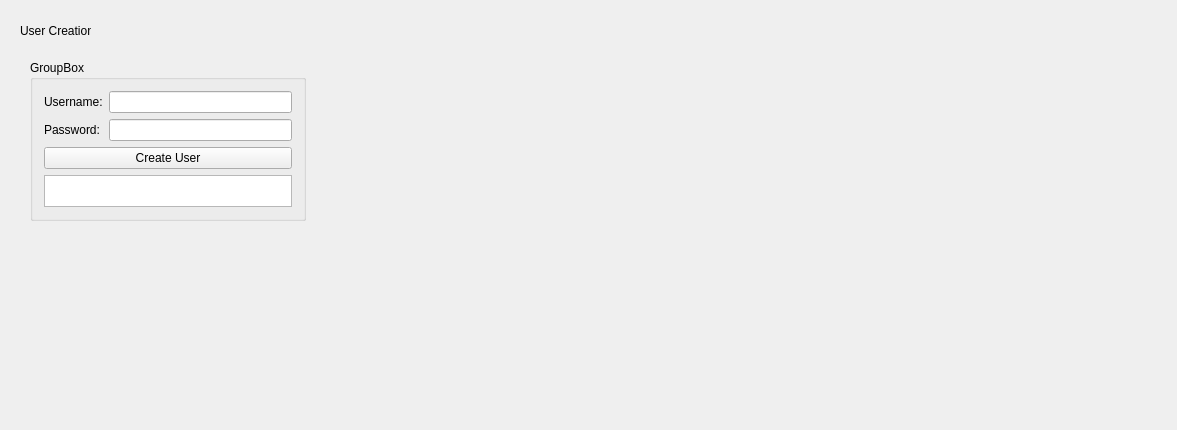
Old version of the form NetworkRequest/apiform.ui in the repository CodexVII/Qt.
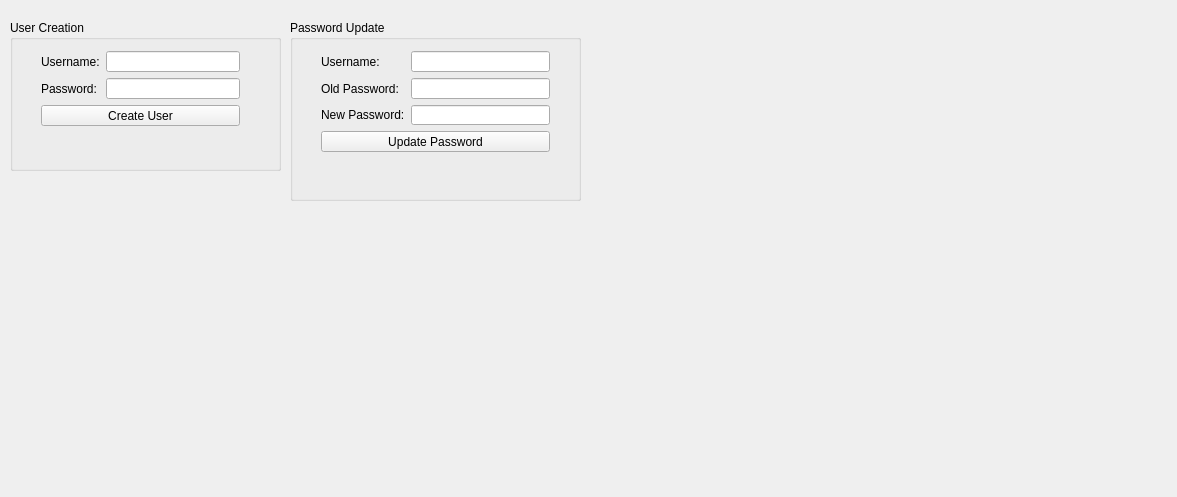
New version of the form.

Commit message:
Password Update form implemented
Same method as user creation

Diff of the .ui file:
```diff
--- a/NetworkRequest/apiform.ui
+++ b/NetworkRequest/apiform.ui
@@ -7,40 +7,35 @@
     <x>0</x>
     <y>0</y>
     <width>1177</width>
-    <height>430</height>
+    <height>497</height>
    </rect>
   </property>
   <property name="windowTitle">
    <string>ApiForm</string>
   </property>
-  <widget class="QLabel" name="label">
-   <property name="geometry">
-    <rect>
-     <x>20</x>
-     <y>20</y>
-     <width>71</width>
-     <height>21</height>
-    </rect>
-   </property>
-   <property name="text">
-    <string>User Creation</string>
-   </property>
-   <property name="scaledContents">
-    <bool>true</bool>
-   </property>
-  </widget>
   <widget class="QGroupBox" name="groupBox">
    <property name="geometry">
     <rect>
-     <x>30</x>
-     <y>60</y>
-     <width>276</width>
-     <height>161</height>
+     <x>10</x>
+     <y>20</y>
+     <width>271</width>
+     <height>151</height>
     </rect>
    </property>
    <property name="title">
-    <string>GroupBox</string>
+    <string>User Creation</string>
    </property>
+   <widget class="QWidget" name="">
+    <property name="geometry">
+     <rect>
+      <x>20</x>
+      <y>20</y>
+      <width>221</width>
+      <height>117</height>
+     </rect>
+    </property>
+    <layout class="QVBoxLayout" name="verticalLayout">
+     <item>
    <layout class="QFormLayout" name="formLayout">
     <item row="0" column="0">
      <widget class="QLabel" name="label_2">
@@ -80,10 +75,98 @@
       </property>
      </widget>
     </item>
+      </layout>
+     </item>
+     <item>
+      <widget class="QLabel" name="createUser_output">
+       <property name="text">
+        <string/>
+       </property>
+      </widget>
+     </item>
+    </layout>
+   </widget>
+  </widget>
+  <widget class="QGroupBox" name="groupBox_2">
+   <property name="geometry">
+    <rect>
+     <x>290</x>
+     <y>20</y>
+     <width>291</width>
+     <height>181</height>
+    </rect>
+   </property>
+   <property name="title">
+    <string>Password Update</string>
+   </property>
+   <widget class="QWidget" name="">
+    <property name="geometry">
+     <rect>
+      <x>20</x>
+      <y>20</y>
+      <width>251</width>
+      <height>143</height>
+     </rect>
+    </property>
+    <layout class="QVBoxLayout" name="verticalLayout_2">
+     <item>
+      <layout class="QFormLayout" name="formLayout_2">
+       <item row="0" column="0">
+        <widget class="QLabel" name="label_5">
+         <property name="text">
+          <string>Username:</string>
+         </property>
+        </widget>
+       </item>
+       <item row="0" column="1">
+        <widget class="QLineEdit" name="updatePassword_username"/>
+       </item>
+       <item row="1" column="0">
+        <widget class="QLabel" name="label_6">
+         <property name="text">
+          <string>Old Password:</string>
+         </property>
+        </widget>
+       </item>
+       <item row="1" column="1">
+        <widget class="QLineEdit" name="updatePassword_oldPassword">
+         <property name="echoMode">
+          <enum>QLineEdit::Password</enum>
+         </property>
+        </widget>
+       </item>
+       <item row="2" column="0">
+        <widget class="QLabel" name="label_7">
+         <property name="text">
+          <string>New Password:</string>
+         </property>
+        </widget>
+       </item>
+       <item row="2" column="1">
+        <widget class="QLineEdit" name="updatePassword_newPassword">
+         <property name="echoMode">
+          <enum>QLineEdit::Password</enum>
+         </property>
+        </widget>
+       </item>
     <item row="3" column="0" colspan="2">
-     <widget class="QTextEdit" name="createUser_output"/>
-    </item>
-   </layout>
+        <widget class="QPushButton" name="updatePassword">
+         <property name="text">
+          <string>Update Password</string>
+         </property>
+        </widget>
+       </item>
+      </layout>
+     </item>
+     <item>
+      <widget class="QLabel" name="updatePassword_output">
+       <property name="text">
+        <string/>
+       </property>
+      </widget>
+     </item>
+    </layout>
+   </widget>
   </widget>
  </widget>
  <layoutdefault spacing="6" margin="11"/>
```
Lines whose indentation alone changed are shown as unchanged. The commit also changes 18 other files.
